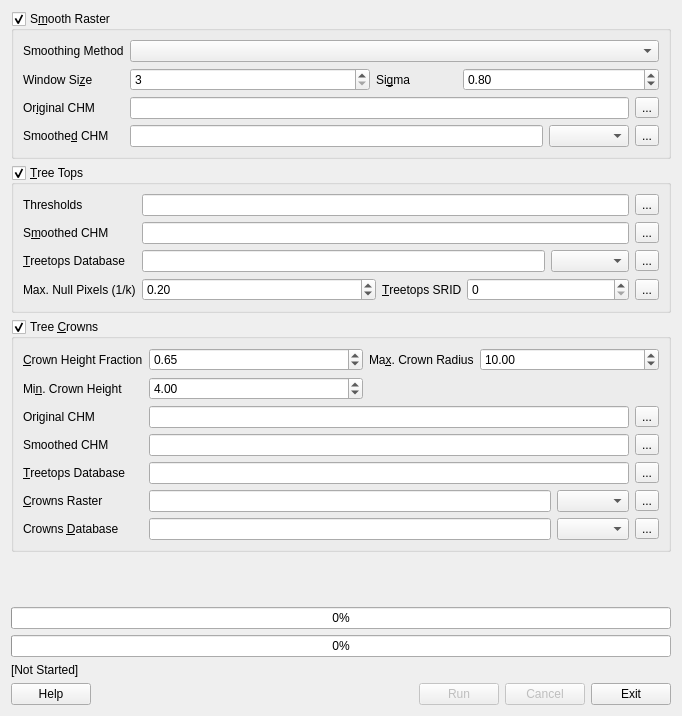
This is src/apps/treetops.ui in rskelly/treetops as Qt 5 draws it before an edit. The edited form follows.
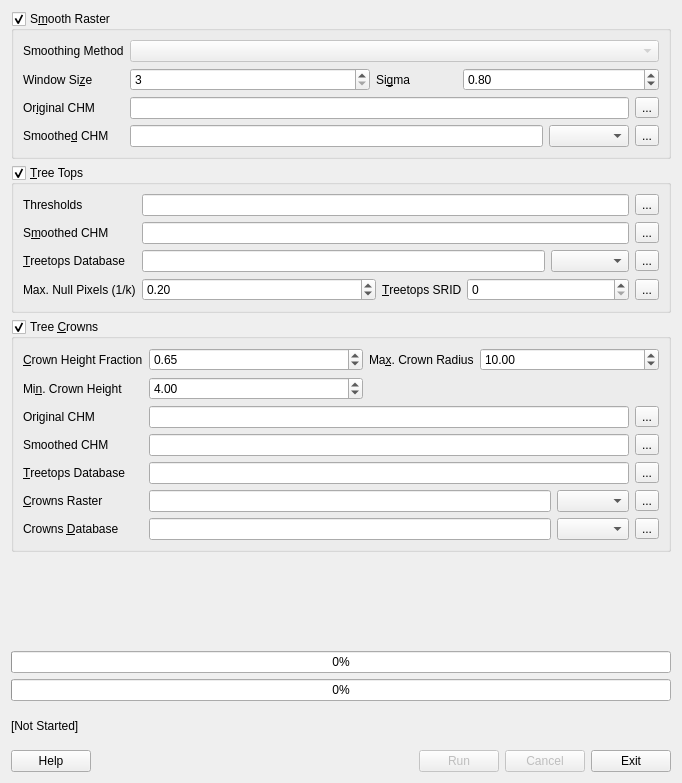
This is the edited form.

Commit message: Added dummy message and disabled smooth method selector, temporarily.

Diff of the .ui file:
```diff
--- a/src/apps/treetops.ui
+++ b/src/apps/treetops.ui
@@ -7,7 +7,7 @@
     <x>0</x>
     <y>0</y>
     <width>682</width>
-    <height>716</height>
+    <height>783</height>
    </rect>
   </property>
   <property name="sizePolicy">
@@ -154,7 +154,17 @@
          </widget>
         </item>
         <item row="0" column="1" colspan="7">
-         <widget class="QComboBox" name="cboSmoothMethod"/>
+         <widget class="QComboBox" name="cboSmoothMethod">
+          <property name="enabled">
+           <bool>false</bool>
+          </property>
+          <property name="currentText">
+           <string/>
+          </property>
+          <property name="currentIndex">
+           <number>-1</number>
+          </property>
+         </widget>
         </item>
        </layout>
       </item>
```
The commit also changes 1 other file.
